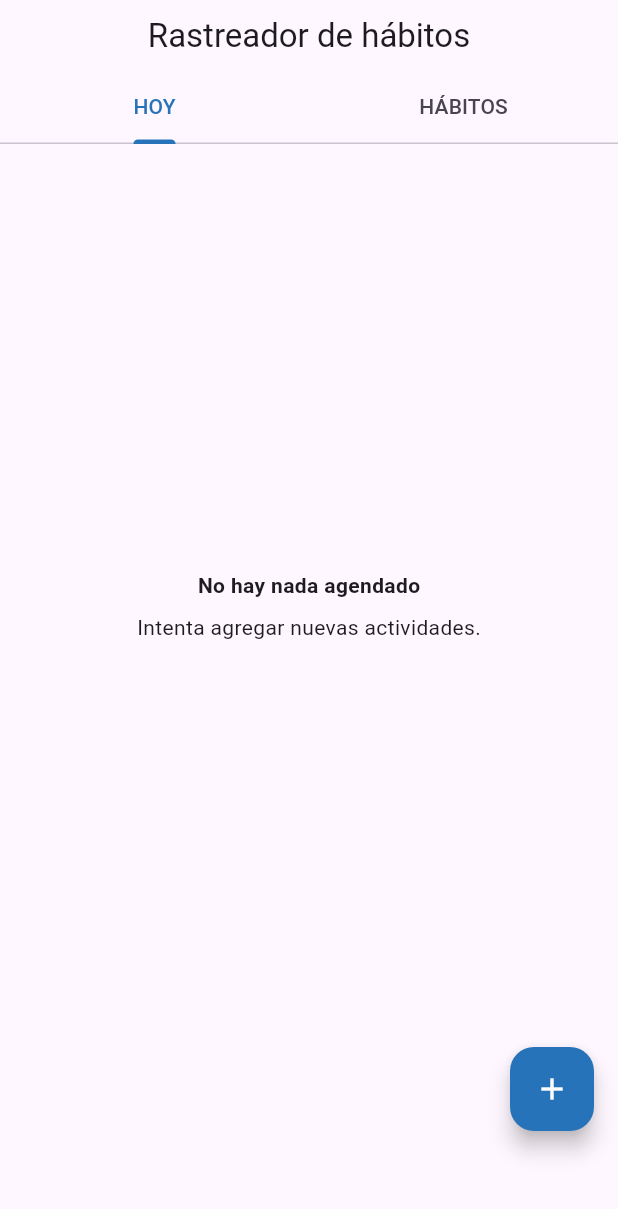
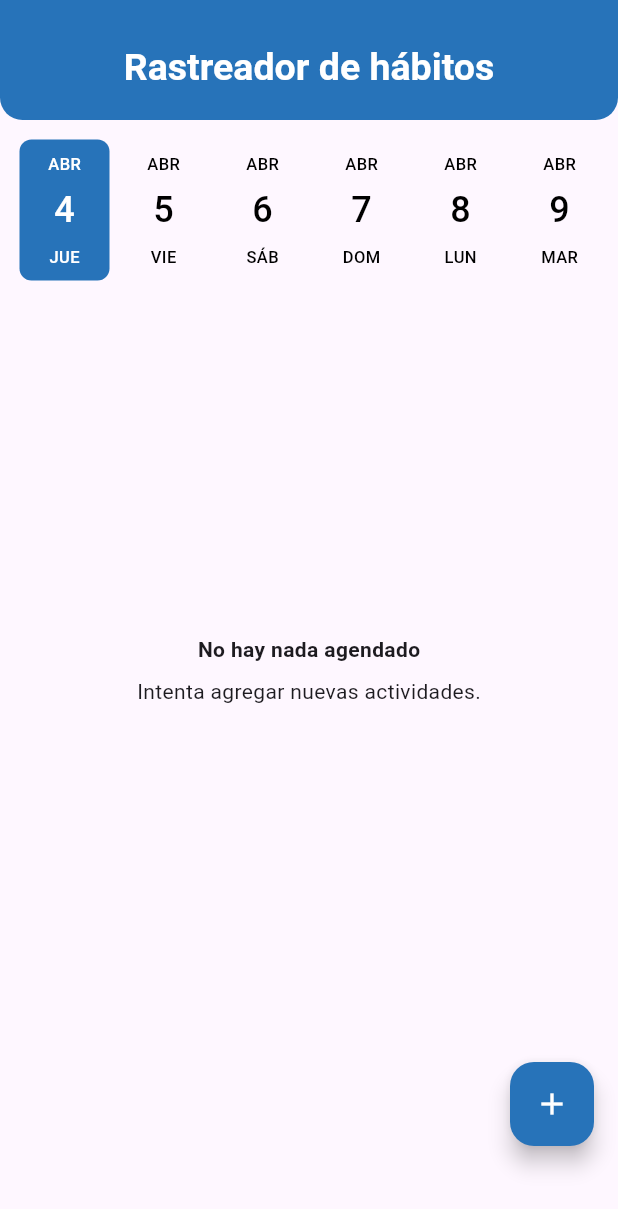
Before and after one commit to Anthony-2003/SelfRise, a Flutter app: the PantallaSeguimientoHabitos screen opened directly, on a phone screen of 412 x 824 dp. Shown: the top 1209 px of the screen. Run offline on Flutter 3.47's test engine with Material 3 defaults, Android fonts, the light colour scheme and no system bars; drawn by our look-alikes of date_picker_timeline; our stand-ins replace awesome_dialog, cached_network_image, cloud_firestore, curved_navigation_bar, datetime_picker_formfield, firebase_auth and 14 more; accounts and stored records are empty; network calls fail.

Commit message:
interfaz mejorada en inicio, chat, rastreador de habitos

```diff
--- a/lib/Design/drawer_menu.dart
+++ b/lib/Design/drawer_menu.dart
@@ -202,7 +202,7 @@ class _DrawerMenuState extends State<DrawerMenu> {
                         title: Container(
                           margin: EdgeInsets.symmetric(horizontal: 20),
                           child: Text(
-                            "Nutricion",
+                            "Hábitos",
                             style: TextStyle(
                                 color: AppColors.white,
                                 fontWeight: FontWeight.bold,
--- a/lib/Design/habitos.dart
+++ b/lib/Design/habitos.dart
@@ -1,8 +1,10 @@
 import 'dart:async';
 import 'package:flutter/material.dart';
+import 'package:flutter_proyecto_final/Design/habitos_stepper.dart';
+import 'package:flutter_proyecto_final/components/app_bart.dart';
 import 'package:flutter_proyecto_final/services/AuthService.dart';
 import 'package:flutter_proyecto_final/services/habitos_services.dart';
-import 'habitos_stepper.dart';
+import 'package:date_picker_timeline/date_picker_timeline.dart';
 
 class PantallaSeguimientoHabitos extends StatefulWidget {
   @override
@@ -19,18 +21,14 @@ class PantallaSeguimientoHabitos extends StatefulWidget {
 class _PantallaSeguimientoHabitosState
     extends State<PantallaSeguimientoHabitos> {
   late StreamController<List<Map<String, dynamic>>> _hoyTabStreamController;
-  late StreamController<List<Map<String, dynamic>>> _habitosTabStreamController;
   late List<Map<String, dynamic>> _hoyHabitData = [];
   late List<Map<String, dynamic>> _habitosHabitData = [];
   // ignore: unused_field
-  int _currentTabIndex = 0;
 
   @override
   void initState() {
     super.initState();
     _hoyTabStreamController =
-        StreamController<List<Map<String, dynamic>>>.broadcast();
-    _habitosTabStreamController =
         StreamController<List<Map<String, dynamic>>>.broadcast();
     _initializeHabitData();
   }
@@ -38,7 +36,6 @@ class _PantallaSeguimientoHabitosState
   @override
   void dispose() {
     _hoyTabStreamController.close();
-    _habitosTabStreamController.close();
     super.dispose();
   }
 
@@ -60,7 +57,6 @@ class _PantallaSeguimientoHabitosState
       }).toList();
       _habitosHabitData = habitData;
       _updateHoyTabData(_hoyHabitData);
-      _updateHabitosTabData(_habitosHabitData);
     } catch (e) {
       print('Error al cargar los hábitos: $e');
     }
@@ -70,51 +66,50 @@ class _PantallaSeguimientoHabitosState
     _hoyTabStreamController.add(data);
   }
 
-  void _updateHabitosTabData(List<Map<String, dynamic>> data) {
-    _habitosTabStreamController.add(data);
-  }
-
   @override
   Widget build(BuildContext context) {
     return DefaultTabController(
       length: 2,
       child: Scaffold(
-        appBar: AppBar(
-          automaticallyImplyLeading: false,
-          title: Text('Rastreador de hábitos', textAlign: TextAlign.center),
-          centerTitle: true,
-          bottom: PreferredSize(
-            preferredSize: Size.fromHeight(48.0),
-            child: Container(
-              margin: EdgeInsets.only(bottom: 8.0),
-              child: TabBar(
-                tabs: [
-                  Tab(text: 'HOY'),
-                  Tab(text: 'HÁBITOS'),
-                ],
-                indicatorColor: Color(0xFF2773B9),
-                labelColor: Color(0xFF2773B9),
-
-                onTap: (index) {
+        appBar: PreferredSize(
+          preferredSize: Size.fromHeight(80.0),
+          child: CustomAppBar(titleText: 'Rastreador de hábitos'),
+        ),
+        body: Column(
+          children: [
+            Padding(
+              padding: EdgeInsets.only(left: 10, right: 10, top: 10),
+              child: SizedBox(
+                height: 100, // Altura ajustable según sea necesario
+                child: DatePicker(
+                  DateTime.now(),
+                  initialSelectedDate: DateTime.now(),
+                  selectionColor: Color(0xFF2773B9),
+                  selectedTextColor: Colors.white,
+                  locale: 'es',
+                  height: 10,
+                  onDateChange: (date) {
+                    // New date selected
                     setState(() {
-                    _currentTabIndex = index;
+                      // Handle selected date
                     });
-                  // Llama a _initializeHabitData() cuando se cambie de pestaña
-                  _initializeHabitData();
                   },
                 ),
               ),
             ),
-        ),
-        body: TabBarView(
+            Expanded(
+              child: TabBarView(
                 physics: NeverScrollableScrollPhysics(),
                 children: [
                   _buildTab(0),
                   _buildTab(1),
                 ],
               ),
+            ),
+          ],
+        ),
         floatingActionButton: Container(
-          margin: EdgeInsets.only(bottom: 70.0),
+          margin: EdgeInsets.only(bottom: 60.0),
           child: FloatingActionButton(
             backgroundColor: Color(0xFF2773B9),
             focusColor: Colors.white,
@@ -138,8 +133,7 @@ class _PantallaSeguimientoHabitosState
   }
 
   Widget _buildTab(int index) {
-    final streamController =
-        index == 0 ? _hoyTabStreamController : _habitosTabStreamController;
+    final streamController = _hoyTabStreamController;
 
     return StreamBuilder<List<Map<String, dynamic>>>(
         stream: streamController.stream,
@@ -191,13 +185,16 @@ class _PantallaSeguimientoHabitosState
                           ),
                         )
                       : Padding(
-                          padding: EdgeInsets.only(bottom: 16.0),
+                          padding: EdgeInsets.symmetric(vertical: 10), // Margen superior de 20 píxeles
+                          child: SizedBox(
+                            height: 200,
                             child: ListView.builder(
                               itemCount: filteredHabits.length,
                               itemBuilder: (context, index) {
                                 final habit = filteredHabits[index];
                                 return Column(
                                   children: [
+                                    SizedBox(width: 18),
                                     ListTile(
                                       title: Column(
                                         crossAxisAlignment:
@@ -206,8 +203,10 @@ class _PantallaSeguimientoHabitosState
                                           Row(
                                             children: [
                                               Icon(
-                                              IconData(habit['iconoCategoria'],
-                                                  fontFamily: 'MaterialIcons'),
+                                                IconData(
+                                                    habit['iconoCategoria'],
+                                                    fontFamily:
+                                                        'MaterialIcons'),
                                                 size: 24,
                                               ),
                                               SizedBox(width: 8),
@@ -281,6 +280,7 @@ class _PantallaSeguimientoHabitosState
                             ),
                           ),
                         ),
+                ),
                 SizedBox(height: 120.0),
               ],
             );
--- a/lib/Design/habitos_stepper.dart
+++ b/lib/Design/habitos_stepper.dart
@@ -97,7 +97,7 @@ class _HabitosPageViewState extends State<HabitosPageView> {
                       },
                       child: Text(
                         _currentPageIndex != 0 ? 'Atrás' : 'Cancelar',
-                        style: TextStyle(color: Colors.white, fontSize: 18),
+                        style: TextStyle(color: Colors.white, fontSize: 18,                 fontWeight: FontWeight.bold),
                       ),
                     ),
                   ),
@@ -205,7 +205,7 @@ class _HabitosPageViewState extends State<HabitosPageView> {
                           },
                           child: Text(
                             _currentPageIndex == 4 ? 'Finalizar' : 'Siguiente',
-                            style: TextStyle(color: Colors.white, fontSize: 18),
+                            style: TextStyle(color: Colors.white, fontSize: 18,                 fontWeight: FontWeight.bold),
                           ),
                         ),
                       ),
--- a/lib/Design/seleccionar_categoria.dart
+++ b/lib/Design/seleccionar_categoria.dart
@@ -77,6 +77,7 @@ class _SeleccionarCategoriaPantallaState
   @override
   Widget build(BuildContext context) {
     return Scaffold(
+
       body: Padding(
         padding: const EdgeInsets.all(1.0),
         child: Container(
--- /dev/null
+++ b/lib/components/app_bart.dart
@@ -0,0 +1,38 @@
+import 'package:flutter/material.dart';
+
+class CustomAppBar extends StatelessWidget {
+  final String titleText; // Nuevo atributo para almacenar el texto del título
+
+  CustomAppBar({required this.titleText}); // Constructor que recibe el texto del título
+
+  @override
+  Widget build(BuildContext context) {
+    return AppBar(
+      elevation: 0,
+      backgroundColor: Color(0xFF2773B9),
+      automaticallyImplyLeading: false,
+      shape: const RoundedRectangleBorder(
+        borderRadius: BorderRadius.only(
+          bottomLeft: Radius.circular(15),
+          bottomRight: Radius.circular(15),
+        ),
+      ),
+      shadowColor: Color(0xFF000000).withOpacity(1),
+      title: Container(
+        padding: EdgeInsets.only(top: 35),
+        alignment: Alignment.center,
+          child: Container(
+            padding: EdgeInsets.symmetric(horizontal: 16, vertical: 12),
+            child: Text(
+              titleText, // Usar el texto del título recibido como parámetro
+              style: TextStyle(
+                fontSize: 25.0,
+                fontWeight: FontWeight.bold,
+                color: Colors.white,
+              ),
+            ),
+          ),
+        ),
+      );
+  }
+}
--- a/pubspec.yaml
+++ b/pubspec.yaml
@@ -60,6 +60,7 @@ dependencies:
   flutter_local_notifications: ^17.0.0
   flutter_timezone: ^1.0.8
   collection: ^1.15.0
+  date_picker_timeline: ^1.2.6
 
 
 
```
Also changed, not shown: lib/Design/chat.dart (+2 -41 lines), lib/Design/menu_principal.dart (+12 -7 lines), pubspec.lock. Lines whose indentation alone changed are shown as unchanged.
